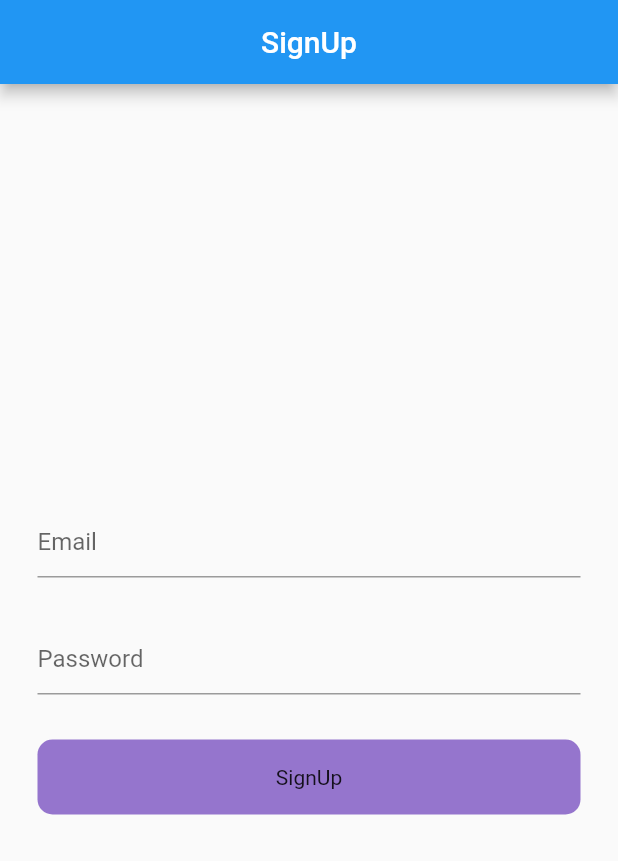
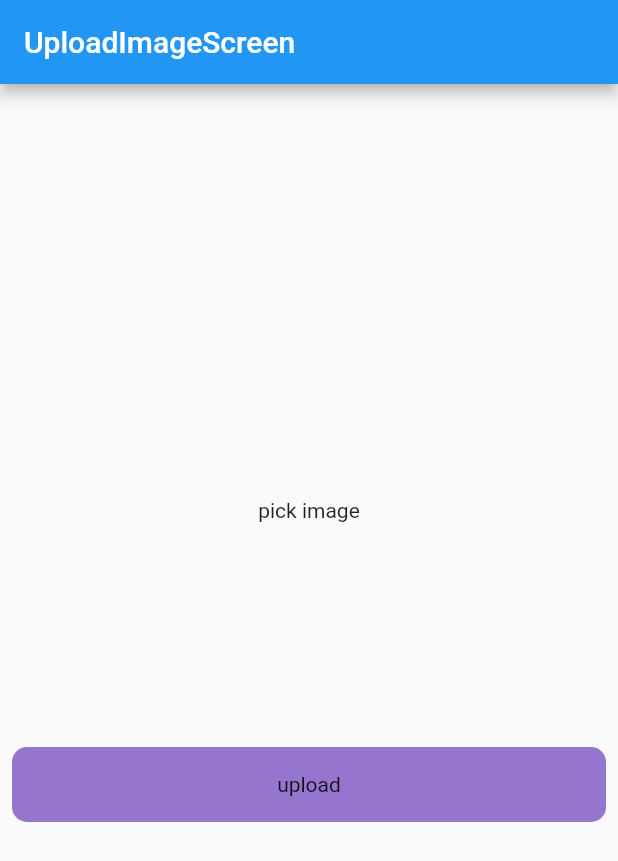
Before and after one commit to MudasirHussain72/Flutter-Rest-API, a Flutter app: the screen it shows after launch, on a phone screen of 412 x 824 dp. Shown: the top 861 px of the screen. Run offline on Flutter 3.47's test engine with Material 2 defaults, Android fonts, the phone set to English and light mode, and no system bars; drawn by our look-alikes of modal_progress_hud_nsn; our stand-ins replace image_picker.

Commit message:
Upload file To Server Using Multiport Http Request

```diff
--- a/lib/main.dart
+++ b/lib/main.dart
@@ -1,5 +1,6 @@
 // import 'package:api/screens/home_screen.dart';
 import 'package:api/postAPI/sign_up.dart';
+import 'package:api/postAPI/upload_image.dart';
 import 'package:flutter/material.dart';
 
 void main() {
@@ -18,7 +19,8 @@ class MyApp extends StatelessWidget {
           // GetApiEx2(),
           // GetUsersAPI(),
           // ComplexAPIWithoutModel(),
-          SignUpScreen(),
+          // SignUpScreen(),
+          UploadImageScreen(),
     );
   }
 }
--- /dev/null
+++ b/lib/postAPI/upload_image.dart
@@ -0,0 +1,114 @@
+import 'dart:io';
+import 'dart:async';
+import 'package:http/http.dart' as http;
+import 'package:flutter/material.dart';
+import 'package:image_picker/image_picker.dart';
+import 'package:modal_progress_hud_nsn/modal_progress_hud_nsn.dart';
+
+class UploadImageScreen extends StatefulWidget {
+  const UploadImageScreen({Key? key}) : super(key: key);
+
+  @override
+  State<UploadImageScreen> createState() => _UploadImageScreenState();
+}
+
+class _UploadImageScreenState extends State<UploadImageScreen> {
+  File? image;
+  final _picker = ImagePicker();
+  bool showSpinner = false;
+  Future getImage() async {
+    final pickedFile =
+        await _picker.pickImage(source: ImageSource.gallery, imageQuality: 80);
+    if (pickedFile != null) {
+      image = File(pickedFile.path);
+      setState(() {});
+    } else {
+      print("no image selected");
+    }
+  }
+
+  Future<void> UploadImage() async {
+    setState(() {
+      showSpinner = true;
+    });
+    var stream = new http.ByteStream(image!.openRead());
+    stream.cast();
+    var length = await image!.length();
+    var uri = Uri.parse('https://fakestoreapi.com/products');
+    var request = new http.MultipartRequest("POST", uri);
+    request.fields['title'] = 'static title';
+    var multiport = new http.MultipartFile("image", stream, length);
+    request.files.add(multiport);
+    var response = await request.send();
+    print(response.stream.toString());
+    if (response.statusCode == 200) {
+      setState(() {
+        showSpinner = false;
+      });
+      print("image uploaded");
+    } else {
+      print("failed");
+      setState(() {
+        showSpinner = false;
+      });
+    }
+  }
+
+  @override
+  Widget build(BuildContext context) {
+    return ModalProgressHUD(
+      inAsyncCall: showSpinner,
+      child: Scaffold(
+        appBar: AppBar(
+          title: Text("UploadImageScreen"),
+        ),
+        body: Padding(
+          padding: const EdgeInsets.all(8.0),
+          child: Column(
+            mainAxisAlignment: MainAxisAlignment.center,
+            crossAxisAlignment: CrossAxisAlignment.center,
+            children: [
+              GestureDetector(
+                onTap: () {
+                  getImage();
+                },
+                child: Container(
+                  child: image == null
+                      ? Center(
+                          child: Text("pick image"),
+                        )
+                      : Container(
+                          child: Center(
+                            child: Image.file(
+                              File(image!.path).absolute,
+                              height: 100,
+                              width: 100,
+                              fit: BoxFit.cover,
+                            ),
+                          ),
+                        ),
+                ),
+              ),
+              SizedBox(
+                height: 150,
+              ),
+              InkWell(
+                onTap: () {
+                  UploadImage();
+                },
+                child: Container(
+                  height: 50,
+                  width: double.infinity,
+                  decoration: BoxDecoration(
+                      color: Colors.deepPurple[300],
+                      borderRadius: BorderRadius.circular(10)),
+                  child: Center(child: Text("upload")),
+                ),
+              )
+            ],
+          ),
+        ),
+      ),
+    );
+  }
+}
--- a/pubspec.yaml
+++ b/pubspec.yaml
@@ -36,6 +36,7 @@ dependencies:
   cupertino_icons: ^1.0.2
   http: ^0.13.5
   modal_progress_hud_nsn: ^0.3.0
+  image_picker: ^0.8.5+3
 
 dev_dependencies:
   flutter_test:
```
Also changed, not shown: pubspec.lock, 1 other file.
